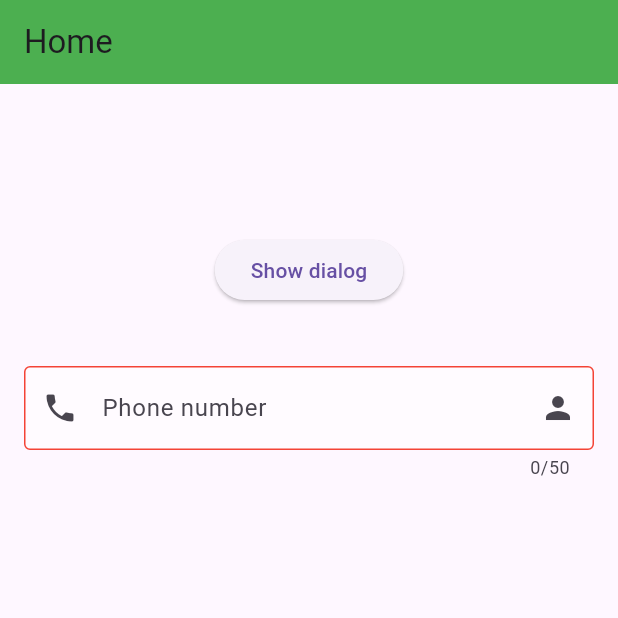
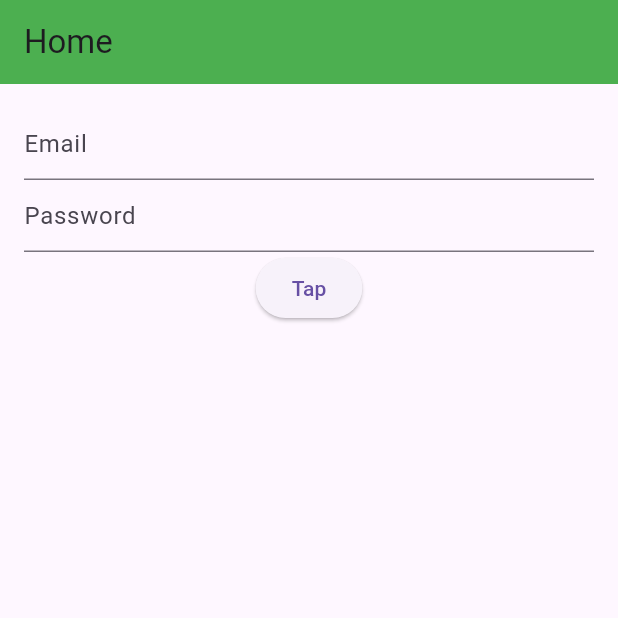
Before and after one commit to Tohid469/rafatsir_ostad_beatch8, a Flutter app: the screen it shows after launch, on a phone screen of 412 x 824 dp, the top half of it. Run offline on Flutter 3.47's test engine with Material 3 defaults, Android fonts, the phone set to English and light mode, and no system bars.

```diff
--- a/lib/main.dart
+++ b/lib/main.dart
@@ -1,6 +1,6 @@
 import 'package:flutter/material.dart';
 
-// Divider, ModalBottomSheet, TextField
+// Gridview, ListTile, Form, GlobalKey, Key
 
 void main() {
   runApp(HelloWorldApp());
@@ -18,7 +18,26 @@ class HelloWorldApp extends StatelessWidget {
 }
 
 class Home extends StatelessWidget {
-  const Home({super.key});
+  Home({super.key});
+
+  List<String> friendList = [
+    'Iram',
+    'Shabbin',
+    'Rakib',
+    'Hasan',
+    'Roy',
+    'Niloy',
+    'Niloy',
+    'Niloy',
+    'Niloy',
+    'Niloy',
+    'Niloy',
+    'Niloy',
+    'Niloy',
+  ];
+  TextEditingController _emailTEController = TextEditingController();
+  TextEditingController _passwordTEController = TextEditingController();
+  GlobalKey<FormState> _formKey = GlobalKey<FormState>();
 
   @override
   Widget build(BuildContext context) {
@@ -27,119 +46,111 @@ class Home extends StatelessWidget {
         title: Text('Home'),
         backgroundColor: Colors.green,
       ),
-      body: Center(
-        child: Column(
-          crossAxisAlignment: CrossAxisAlignment.center,
-          children: [
-            SizedBox(height: 100),
-            ElevatedButton(
-              onPressed: () {
-                // showAboutDialog(context: context);
-                showModalBottomSheet(
-                  // barrierColor: Colors.grey.shade50,
-                  // backgroundColor: Colors.green.shade200,
-                  context: context,
-                  shape: RoundedRectangleBorder(
-                      borderRadius: BorderRadius.circular(8)),
-                  isScrollControlled: true,
-                  useSafeArea: true,
-                  enableDrag: false,
-                  builder: (ctx) {
-                    return Column(
-                      children: [
-                        Padding(
-                          padding: EdgeInsets.symmetric(vertical: 16),
-                          child: Row(
-                            mainAxisAlignment: MainAxisAlignment.center,
-                            children: [
-                              Text(
-                                'Title',
-                                style: TextStyle(fontSize: 18),
-                              ),
-                            ],
-                          ),
-                        ),
-                        Divider(
-                          height: 20,
-                          thickness: 4,
-                        ),
-                        Text('Sample'),
-                        Row(
-                          children: [
-                            ElevatedButton(
-                                onPressed: () {}, child: Text('Cancel')),
-                            ElevatedButton(
-                                onPressed: () {}, child: Text('Save')),
-                          ],
-                        )
-                      ],
-                    );
-                  },
-                );
-              },
-              child: Text('Show dialog'),
-            ),
-            SizedBox(height: 24),
-            Padding(
-              padding: EdgeInsets.all(16),
-              child: TextField(
-                maxLength: 50,
-                onChanged: (String? value) {
-                  print(value);
+      // body: ListView.builder(
+      //   itemCount: friendList.length,
+      //   itemBuilder: (context, index) {
+      //     return ListTile(
+      //       title: Text(friendList[index]),
+      //       subtitle: Text('Friend no $index'),
+      //       trailing: Icon(Icons.arrow_forward),
+      //       leading: CircleAvatar(
+      //         child: Icon(Icons.person),
+      //       ),
+      //       onTap: () {
+      //         print('on tap $index');
+      //       },
+      //       onLongPress: () {
+      //         print('on long press $index');
+      //       },
+      //       // tileColor: Colors.white10,
+      //       contentPadding: EdgeInsets.symmetric(
+      //         horizontal: 24,
+      //         vertical: 4
+      //       ),
+      //       // enabled: false,
+      //       dense: false, // TODO: need to explain
+      //       titleTextStyle: TextStyle(
+      //         fontSize: 24,
+      //         color: Colors.pink
+      //       ),
+      //       subtitleTextStyle: TextStyle(
+      //         fontSize: 12,
+      //         color: Colors.blue
+      //       ),
+      //       // selected: true,
+      //       // selectedColor: Colors.pink,
+      //     );
+      //   },
+      // ),
+      // body: GridView(
+      //   gridDelegate: SliverGridDelegateWithFixedCrossAxisCount(
+      //     crossAxisCount: 2,
+      //     mainAxisSpacing: 12,
+      //     crossAxisSpacing: 8
+      //   ),
+      //   children: [
+      //     Text('dsfdf'),
+      //     Text('dsfdf'),
+      //     Text('dsfdf'),
+      //     Text('dsfdf'),
+      //   ],
+      // ),
+      // body: GridView.builder(
+      //     gridDelegate:
+      //         SliverGridDelegateWithFixedCrossAxisCount(crossAxisCount: 4),
+      //     itemCount: friendList.length,
+      //     itemBuilder: (context, index) {
+      //       return Center(child: Text(friendList[index]));
+      //     },
+      // ),
+      body: Padding(
+        key: Key('my-padding-key'),
+        padding: const EdgeInsets.all(16.0),
+        child: Form(
+          key: _formKey,
+          child: Column(
+            children: [
+              TextFormField(
+                autovalidateMode: AutovalidateMode.onUserInteraction,
+                controller: _emailTEController,
+                decoration: InputDecoration(hintText: 'Email'),
+                validator: (String? value) {
+                  if (value == null || value.isEmpty) {
+                    return 'Enter your email';
+                  }
+                  return null;
                 },
-                controller: TextEditingController(),
-                // obscureText: true,
-                maxLines: 1,
-                keyboardType: TextInputType.phone,
-                enabled: true,
-                decoration: InputDecoration(
-                  hintText: 'Phone',
-                  hintStyle: TextStyle(
-                    fontWeight: FontWeight.w400,
-                    color: Colors.grey.shade400,
-                  ),
-                  labelText: 'Phone number',
-                  // label: Icon(Icons.add),
-                  prefixIcon: Icon(Icons.phone),
-                  suffixIcon: Icon(Icons.person),
-                  fillColor: Colors.white54,
-                  filled: true,
-                  // counterStyle: TextStyle(
-                  //   fontSize: 24
-                  // ),
-                  // counterText: '',
-                  // prefix: Column(
-                  //   children: [
-                  //     Text('d'),
-                  //     Text('b'),
-                  //   ],
-                  // ),
-                  // suffix: Column(
-                  //   children: [
-                  //     Text('d'),
-                  //     Text('b'),
-                  //   ],
-                  // ),
-                  // icon: IconButton(onPressed: () {}, icon: Icon(Icons.add)),
-                  border: OutlineInputBorder(
-                      borderSide: BorderSide(color: Colors.red)),
-                  enabledBorder: OutlineInputBorder(
-                    borderSide: BorderSide(color: Colors.red),
-                  ),
-                  focusedBorder: OutlineInputBorder(
-                    borderSide: BorderSide(color: Colors.green, width: 2),
-                  ),
-                  disabledBorder: OutlineInputBorder(
-                    borderSide: BorderSide(color: Colors.grey, width: 4),
-                  ),
-                ),
               ),
-            ),
-          ],
+              TextFormField(
+                autovalidateMode: AutovalidateMode.onUserInteraction,
+                controller: _passwordTEController,
+                decoration: InputDecoration(hintText: 'Password'),
+                validator: (String? value) {
+                  if (value?.isEmpty ?? true) {
+                    return 'Enter your password';
+                  }
+                  return null;
+                },
+              ),
+              ElevatedButton(
+                onPressed: () {
+                  // String email = _emailTEController.text;
+                  // String password = _passwordTEController.text;
+                  // if (email.isNotEmpty && password.isNotEmpty) {
+                  //   print('Login success');
+                  // } else {
+                  //   print('Login failed. Missing data');
+                  // }
+                  if (_formKey.currentState!.validate()) {
+                    print('Login success');
+                  }
+                },
+                child: Text('Tap'),
+              )
+            ],
+          ),
         ),
       ),
     );
   }
 }
-
-// Suggestion => ctl + space
```
